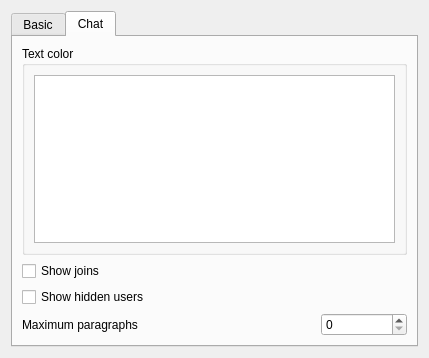
Qt form eiskaltdcpp/ui/UISettingsGUI.ui (eiskaltdcpp/eiskaltdcpp) before a commit.
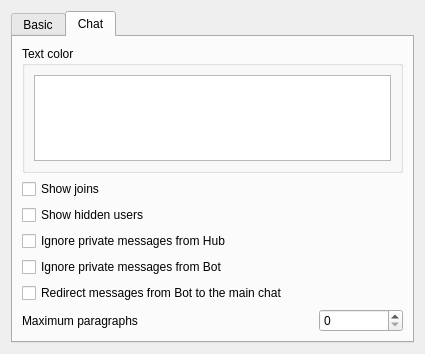
The same form after that commit. The open tabs and pages were chosen to show the change.

```diff
--- a/eiskaltdcpp/ui/UISettingsGUI.ui
+++ b/eiskaltdcpp/ui/UISettingsGUI.ui
@@ -6,8 +6,8 @@
    <rect>
     <x>0</x>
     <y>0</y>
-    <width>429</width>
-    <height>358</height>
+    <width>425</width>
+    <height>354</height>
    </rect>
   </property>
   <property name="windowTitle">
@@ -133,14 +133,14 @@
          </property>
         </widget>
        </item>
-       <item row="3" column="0">
+       <item row="6" column="0">
         <widget class="QLabel" name="label">
          <property name="text">
           <string>Maximum paragraphs</string>
          </property>
         </widget>
        </item>
-       <item row="3" column="1" colspan="2">
+       <item row="6" column="1" colspan="2">
         <spacer name="horizontalSpacer">
          <property name="orientation">
           <enum>Qt::Horizontal</enum>
@@ -153,13 +153,34 @@
          </property>
         </spacer>
        </item>
-       <item row="3" column="3">
+       <item row="6" column="3">
         <widget class="QSpinBox" name="spinBox_PARAGRAPHS">
          <property name="maximum">
           <number>1000</number>
          </property>
         </widget>
        </item>
+       <item row="3" column="0" colspan="4">
+        <widget class="QCheckBox" name="checkBox_IGNOREPMHUB">
+         <property name="text">
+          <string>Ignore private messages from Hub</string>
+         </property>
+        </widget>
+       </item>
+       <item row="4" column="0" colspan="4">
+        <widget class="QCheckBox" name="checkBox_IGNOREPMBOT">
+         <property name="text">
+          <string>Ignore private messages from Bot</string>
+         </property>
+        </widget>
+       </item>
+       <item row="5" column="0" colspan="4">
+        <widget class="QCheckBox" name="checkBox_REDIRECTPMBOT">
+         <property name="text">
+          <string>Redirect messages from Bot to the main chat</string>
+         </property>
+        </widget>
+       </item>
       </layout>
      </widget>
     </widget>
```
Left out of the diff: 2 changed lines with no effect on the pictures.
